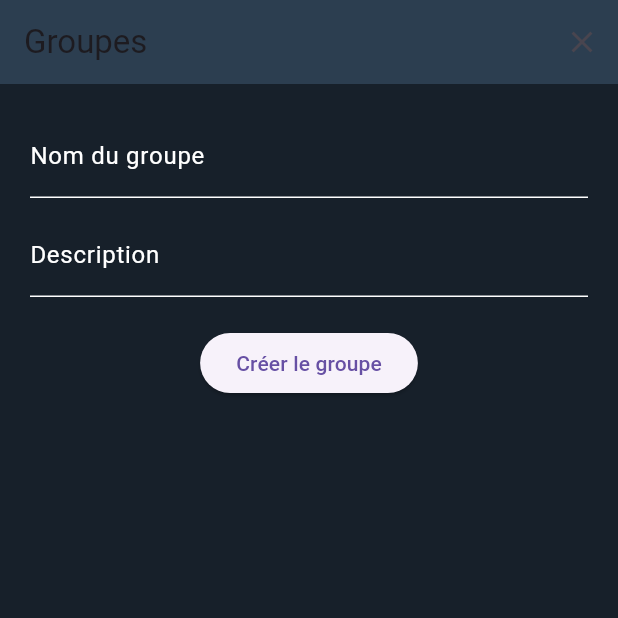
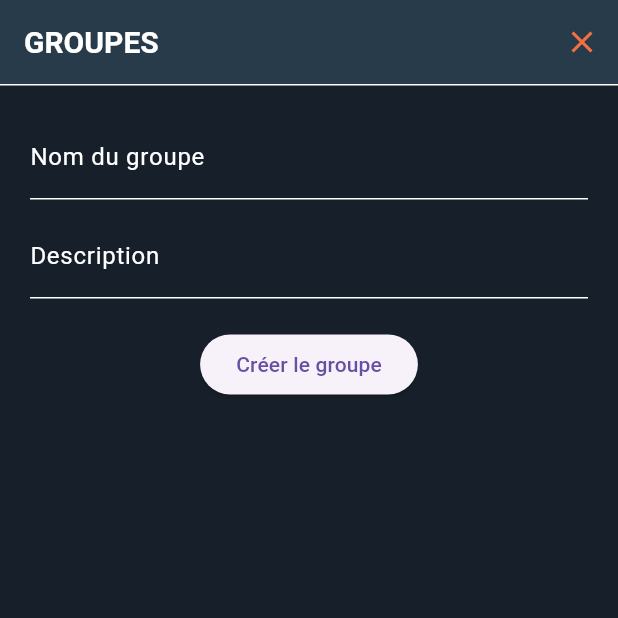
Before and after one commit to Evan-Duval/NoComment, a Flutter app: the GroupsList screen opened directly, after a tap on the "add" icon, on a phone screen of 412 x 824 dp, the top half of it. Run offline on Flutter 3.47's test engine with Material 3 defaults, Android fonts, the phone set to English and light mode, and no system bars; our stand-ins replace flutter_dotenv, geocoding, google_fonts, image_picker, location, shared_preferences and 1 more; accounts and stored records are empty; network calls fail.

```diff
--- a/Flutter/no_comment_flutter/lib/pages/groupes/GroupsListe.dart
+++ b/Flutter/no_comment_flutter/lib/pages/groupes/GroupsListe.dart
@@ -52,19 +52,36 @@ class _GroupsListState extends State<GroupsList> {
   @override
   Widget build(BuildContext context) {
     return Scaffold(
-      backgroundColor: const Color(0xFF17202A),
+      backgroundColor: Config.colors.backgroundColor,
       appBar: AppBar(
         automaticallyImplyLeading: false,
-        title: const Text('Groupes'),
-        backgroundColor: const Color(0xFF2C3E50),
+        title: const Text('GROUPES'),
+        titleTextStyle: const TextStyle(
+          color: Colors.white,
+          fontSize: 20,
+          fontWeight: FontWeight.bold,
+        ),
+        backgroundColor: Config.colors.second_backgroundColor,
         actions: [
           IconButton(
             icon: Icon(_showForm ? Icons.close : Icons.add),
             onPressed: _toggleForm,
+            color: Config.colors.primaryColor,
           ),
         ],
       ),
-      body: Padding(
+      body: Column(
+        children: [
+          // 👇 ligne blanche horizontale
+          Container(
+            height: 1,
+            color: Colors.white,
+            width: double.infinity,
+          ),
+
+          // 👇 contenu principal
+          Expanded(
+            child: Padding(
               padding: const EdgeInsets.all(20.0),
               child: _showForm
                   ? CreateGroupForm(
@@ -85,6 +102,9 @@ class _GroupsListState extends State<GroupsList> {
                       },
                     ),
             ),
+          ),
+        ],
+      ),
     );
   }
 
@@ -95,7 +115,7 @@ class _GroupsListState extends State<GroupsList> {
       child: Container(
         padding: const EdgeInsets.all(15.0),
         decoration: BoxDecoration(
-          color: const Color(0xFF2C3E50),
+          color: Config.colors.second_backgroundColor,
           borderRadius: BorderRadius.circular(10.0),
           boxShadow: [
             BoxShadow(
--- a/Flutter/no_comment_flutter/lib/widget/post_list.dart
+++ b/Flutter/no_comment_flutter/lib/widget/post_list.dart
@@ -48,13 +48,13 @@ class PostList extends StatelessWidget {
                       ),
                     ),
                   )
-                else if (post.imageUrl != null && post.imageUrl!.isNotEmpty)
+                else if (post.media != null && post.media!.isNotEmpty)
                   Padding(
                     padding: const EdgeInsets.only(bottom: 10),
                     child: ClipRRect(
                       borderRadius: BorderRadius.circular(12),
                       child: Image.network(
-                        post.imageUrl!,
+                        post.media!,
                         fit: BoxFit.cover,
                         width: double.infinity,
                         height: 200,
@@ -66,7 +66,7 @@ class PostList extends StatelessWidget {
                         const TextStyle(color: Colors.white70, fontSize: 16)),
                 const SizedBox(height: 10),
                 Text(
-                    'Posté par ${post.userName ?? 'Anonyme'} le ${post.dateTime.toLocal()}',
+                    'Posté par ${post.userName ?? 'Anonyme'} le ${post.dateTime.toLocal()} en ${post.location ?? 'Inconnu'}',
                     style:
                         const TextStyle(color: Colors.white38, fontSize: 12)),
                 const SizedBox(height: 10),
```
Also changed, not shown: Flutter/no_comment_flutter/lib/models/Post.dart (+13 -7 lines), Flutter/no_comment_flutter/lib/pages/groupes/GroupContent.dart (+7 -7 lines), Flutter/no_comment_flutter/lib/pages/profile_page.dart (+12 -11 lines), 1 other file. Lines whose indentation alone changed are shown as unchanged.
